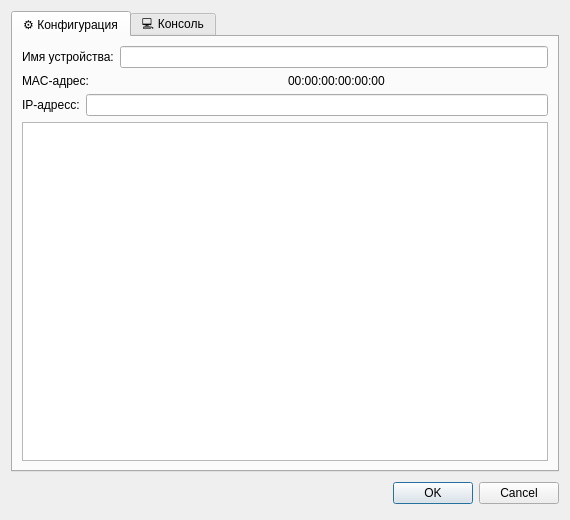
This is LanTopologySimulator/LanTopologySimulator/UI/DevicePropertiesDialog.ui in l3ss-w0rds/lan-topology-simulator as Qt 5 draws it before an edit. The edited form follows.
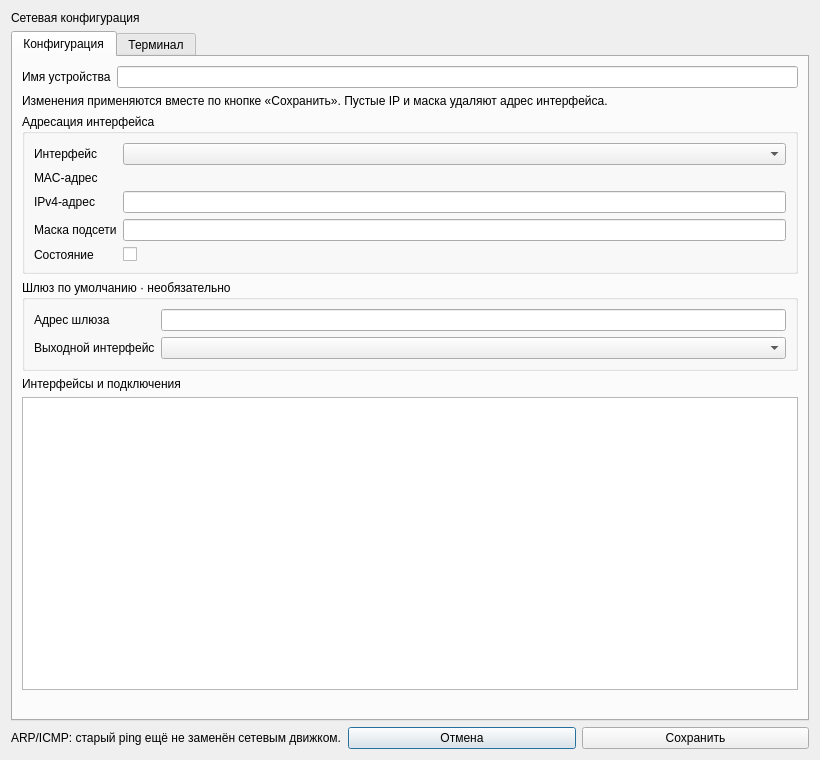
This is the edited form.

```diff
--- a/LanTopologySimulator/LanTopologySimulator/UI/DevicePropertiesDialog.ui
+++ b/LanTopologySimulator/LanTopologySimulator/UI/DevicePropertiesDialog.ui
@@ -6,123 +6,185 @@
    <rect>
     <x>0</x>
     <y>0</y>
-    <width>570</width>
-    <height>520</height>
+    <width>820</width>
+    <height>760</height>
    </rect>
   </property>
+  <property name="minimumSize">
+   <size>
+    <width>720</width>
+    <height>680</height>
+   </size>
+  </property>
   <property name="windowTitle">
    <string>Dialog</string>
   </property>
-  <layout class="QVBoxLayout" name="verticalLayout_2">
+  <layout class="QVBoxLayout" name="rootLayout">
+   <item>
+    <widget class="QLabel" name="dialogHeading">
+     <property name="text">
+      <string>Сетевая конфигурация</string>
+     </property>
+    </widget>
+   </item>
    <item>
     <widget class="QTabWidget" name="tabWidget">
-     <property name="currentIndex">
-      <number>0</number>
-     </property>
-     <widget class="QWidget" name="tab">
+     <widget class="QWidget" name="configTab">
       <attribute name="title">
-       <string>⚙️ Конфигурация</string>
+       <string>Конфигурация</string>
       </attribute>
-      <layout class="QVBoxLayout" name="verticalLayout">
+      <layout class="QVBoxLayout" name="configLayout">
        <item>
-        <layout class="QHBoxLayout" name="horizontalLayout">
-         <item>
-          <widget class="QLabel" name="label">
+        <layout class="QFormLayout" name="nameLayout">
+         <item row="0" column="0">
+          <widget class="QLabel" name="fieldLabel0">
            <property name="text">
-            <string>Имя устройства:</string>
+            <string>Имя устройства</string>
            </property>
           </widget>
          </item>
-         <item>
+         <item row="0" column="1">
           <widget class="QLineEdit" name="nameEdit"/>
          </item>
         </layout>
        </item>
        <item>
-        <layout class="QHBoxLayout" name="horizontalLayout_2">
-         <item>
-          <widget class="QLabel" name="label_2">
-           <property name="text">
-            <string>MAC-адрес:</string>
-           </property>
-          </widget>
-         </item>
-         <item>
-          <widget class="QLabel" name="macLabel">
-           <property name="text">
-            <string>00:00:00:00:00:00</string>
-           </property>
-          </widget>
-         </item>
-        </layout>
+        <widget class="QLabel" name="configurationHint">
+         <property name="text">
+          <string>Изменения применяются вместе по кнопке «Сохранить». Пустые IP и маска удаляют адрес интерфейса.</string>
+         </property>
+        </widget>
        </item>
        <item>
-        <layout class="QHBoxLayout" name="horizontalLayout_3">
-         <item>
-          <widget class="QLabel" name="label_3">
-           <property name="text">
-            <string>IP-адресс:</string>
-           </property>
-          </widget>
-         </item>
-         <item>
-          <widget class="QLineEdit" name="ipEdit"/>
-         </item>
-        </layout>
+        <widget class="QGroupBox" name="interfaceGroup">
+         <property name="title">
+          <string>Адресация интерфейса</string>
+         </property>
+         <layout class="QFormLayout" name="interfaceGroupLayout">
+          <item row="0" column="0">
+           <widget class="QLabel" name="fieldLabel0">
+            <property name="text">
+             <string>Интерфейс</string>
+            </property>
+           </widget>
+          </item>
+          <item row="0" column="1">
+           <widget class="QComboBox" name="interfaceCombo"/>
+          </item>
+          <item row="1" column="0">
+           <widget class="QLabel" name="fieldLabel1">
+            <property name="text">
+             <string>MAC-адрес</string>
+            </property>
+           </widget>
+          </item>
+          <item row="1" column="1">
+           <widget class="QLabel" name="macLabel"/>
+          </item>
+          <item row="2" column="0">
+           <widget class="QLabel" name="fieldLabel2">
+            <property name="text">
+             <string>IPv4-адрес</string>
+            </property>
+           </widget>
+          </item>
+          <item row="2" column="1">
+           <widget class="QLineEdit" name="ipEdit"/>
+          </item>
+          <item row="3" column="0">
+           <widget class="QLabel" name="fieldLabel3">
+            <property name="text">
+             <string>Маска подсети</string>
+            </property>
+           </widget>
+          </item>
+          <item row="3" column="1">
+           <widget class="QLineEdit" name="maskEdit"/>
+          </item>
+          <item row="4" column="0">
+           <widget class="QLabel" name="fieldLabel4">
+            <property name="text">
+             <string>Состояние</string>
+            </property>
+           </widget>
+          </item>
+          <item row="4" column="1">
+           <widget class="QCheckBox" name="adminUpCheck"/>
+          </item>
+         </layout>
+        </widget>
+       </item>
+       <item>
+        <widget class="QGroupBox" name="gatewayGroup">
+         <property name="title">
+          <string>Шлюз по умолчанию · необязательно</string>
+         </property>
+         <layout class="QFormLayout" name="gatewayGroupLayout">
+          <item row="0" column="0">
+           <widget class="QLabel" name="fieldLabel0">
+            <property name="text">
+             <string>Адрес шлюза</string>
+            </property>
+           </widget>
+          </item>
+          <item row="0" column="1">
+           <widget class="QLineEdit" name="gatewayEdit"/>
+          </item>
+          <item row="1" column="0">
+           <widget class="QLabel" name="fieldLabel1">
+            <property name="text">
+             <string>Выходной интерфейс</string>
+            </property>
+           </widget>
+          </item>
+          <item row="1" column="1">
+           <widget class="QComboBox" name="gatewayInterfaceCombo"/>
+          </item>
+         </layout>
+        </widget>
+       </item>
+       <item>
+        <widget class="QLabel" name="portsHeading">
+         <property name="text">
+          <string>Интерфейсы и подключения</string>
+         </property>
+        </widget>
        </item>
        <item>
         <widget class="QTableWidget" name="portsTable"/>
        </item>
+       <item>
+        <widget class="QLabel" name="saveStatus"/>
+       </item>
       </layout>
      </widget>
      <widget class="QWidget" name="tab_2">
       <attribute name="title">
-       <string>💻 Консоль</string>
+       <string>Терминал</string>
       </attribute>
      </widget>
     </widget>
    </item>
    <item>
-    <layout class="QHBoxLayout" name="buttonBox">
-     <property name="spacing">
-      <number>6</number>
-     </property>
-     <property name="leftMargin">
-      <number>0</number>
-     </property>
-     <property name="topMargin">
-      <number>0</number>
-     </property>
-     <property name="rightMargin">
-      <number>0</number>
-     </property>
-     <property name="bottomMargin">
-      <number>0</number>
-     </property>
+    <layout class="QHBoxLayout" name="buttonsLayout">
      <item>
-      <spacer>
-       <property name="orientation">
-        <enum>Qt::Horizontal</enum>
-       </property>
-       <property name="sizeHint" stdset="0">
-        <size>
-         <width>131</width>
-         <height>31</height>
-        </size>
-       </property>
-      </spacer>
-     </item>
-     <item>
-      <widget class="QPushButton" name="okButton">
+      <widget class="QLabel" name="footerHint">
        <property name="text">
-        <string>OK</string>
+        <string>ARP/ICMP: старый ping ещё не заменён сетевым движком.</string>
        </property>
       </widget>
      </item>
      <item>
       <widget class="QPushButton" name="cancelButton">
        <property name="text">
-        <string>Cancel</string>
+        <string>Отмена</string>
+       </property>
+      </widget>
+     </item>
+     <item>
+      <widget class="QPushButton" name="okButton">
+       <property name="text">
+        <string>Сохранить</string>
        </property>
       </widget>
      </item>
```
Left out of the diff: 39 changed lines with no effect on the pictures.
